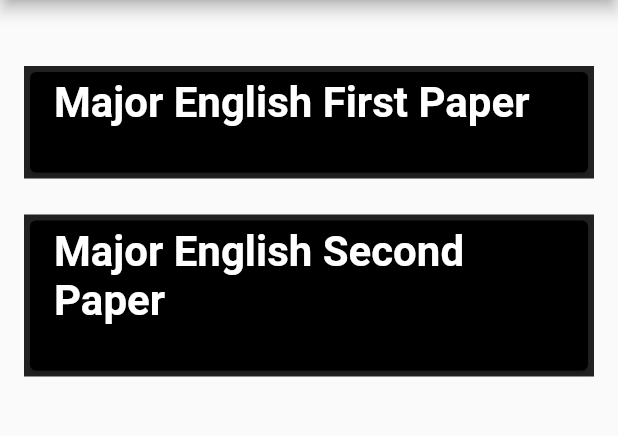
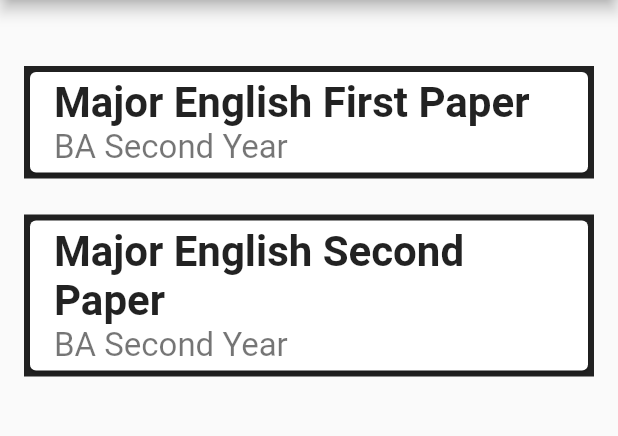
Before and after one commit to DhakalDebindra/nepali_audio_library, a Flutter app: the screen it shows after launch, on a phone screen of 412 x 824 dp, the part 84-520 px from its top. Run offline on Flutter 3.47's test engine with Material 2 defaults, Android fonts, the phone set to English and light mode, and no system bars; our stand-ins replace bloc, flutter_bloc.

Commit message:
Revert "Aashish/main"

```diff
--- a/lib/widget/load_audio_book_screen.dart
+++ b/lib/load_audio_book_screen.dart
@@ -52,11 +52,10 @@ class LoadAudioBookScreen extends StatelessWidget {
             color: Colors.black87,
           ),
           child: Card(
-            color: Colors.black,
             child: ListTile(
               title: Text(
                 state.audioBooks[index].bookTitle,
-                style: TextStyle(fontSize: 28, fontWeight: FontWeight.bold, color: Colors.white),
+                style: TextStyle(fontSize: 28, fontWeight: FontWeight.bold),
               ),
               subtitle: Text(
                 state.audioBooks[index].bookLabel,
--- a/lib/main.dart
+++ b/lib/main.dart
@@ -1,3 +1,42 @@
 import 'package:flutter/material.dart';
-import 'package:nepali_audio_library/widget/Audio_Library_App.dart';
-void main() => runApp(const AudioLibraryApp());
+import 'package:nepali_audio_library/load_audio_book_screen.dart';
+import 'package:flutter_bloc/flutter_bloc.dart';
+
+void main() => runApp(const MyApp());
+
+class MyApp extends StatelessWidget {
+  const MyApp({Key? key}) : super(key: key);
+
+  @override
+  Widget build(BuildContext context) {
+    print("Hell!!!");
+    return MaterialApp(
+      title: 'Audio Library App',
+      theme: ThemeData(
+        primarySwatch: Colors.blue,
+      ),
+      home: AudioLibraryHomePage(key: UniqueKey()),
+    );
+  }
+}
+
+class AudioLibraryHomePage extends StatefulWidget {
+  const AudioLibraryHomePage({required Key key}) : super(key: key);
+
+  @override
+  // ignore: library_private_types_in_public_api
+  _AudioLibraryHomePageState createState() => _AudioLibraryHomePageState();
+}
+
+class _AudioLibraryHomePageState extends State<AudioLibraryHomePage> {
+  @override
+  Widget build(BuildContext context) {
+    print("Bibek");
+    return Scaffold(
+      appBar: AppBar(
+        title: const Text('Audio Library Home Page'),
+      ),
+      body: LoadAudioBookScreen(),
+    );
+  }
+}
--- a/lib/widget/Audio_Library_App.dart
+++ /dev/null
@@ -1,18 +0,0 @@
-import 'package:flutter/material.dart';
-
-import 'Audio_library_homepage.dart';
-
-class AudioLibraryApp extends StatelessWidget {
-  const AudioLibraryApp({Key? key}) : super(key: key);
-
-  @override
-  Widget build(BuildContext context) {
-    return MaterialApp(
-      title: 'Audio Library App',
-      theme: ThemeData(
-        primarySwatch: Colors.blue,
-      ),
-      home: AudioLibraryHomePage(key: UniqueKey()),
-    );
-  }
-}
--- a/lib/widget/Audio_library_homepage.dart
+++ /dev/null
@@ -1,22 +0,0 @@
-import 'package:flutter/material.dart';
-import 'load_audio_book_screen.dart';
-class AudioLibraryHomePage extends StatefulWidget {
-  const AudioLibraryHomePage({required Key key}) : super(key: key);
-
-  @override
-  // ignore: library_private_types_in_public_api
-  _AudioLibraryHomePageState createState() => _AudioLibraryHomePageState();
-}
-
-class _AudioLibraryHomePageState extends State<AudioLibraryHomePage> {
-  @override
-  Widget build(BuildContext context) {
-    print("Bibek");
-    return Scaffold(
-      appBar: AppBar(
-        title: const Text('Audio Library Home Page'),
-      ),
-      body: LoadAudioBookScreen(),
-    );
-  }
-}
```
Also changed, not shown: 7 other files.
